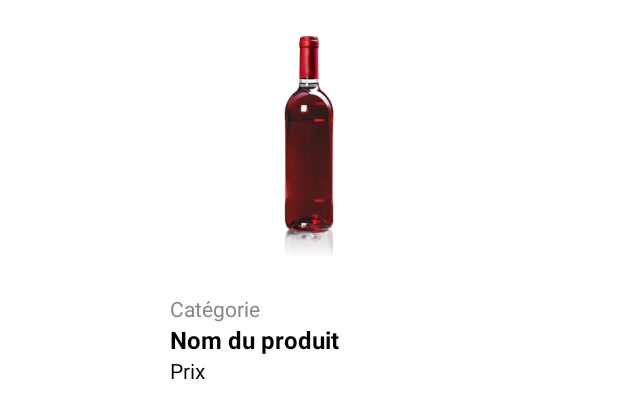
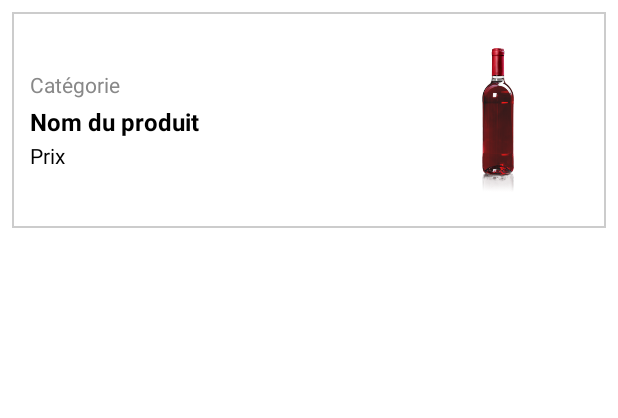
Before and after one commit to k-medko/TCH099-Boozy, an Android app: the layout item_product.xml on its own in the app's theme, with its tools: preview values and no code run, on a phone screen of 412 x 824 dp. Shown: the top 418 px of the screen. Run offline under Robolectric (Android 15) with nearby library versions, the phone set to English and light mode, and no system bars.

Commit message:
app update du matin ☕

```diff
--- a/APP_CLIENT/app/src/main/java/com/example/boozy/ui/shop/ShopDetailActivity.java
+++ b/APP_CLIENT/app/src/main/java/com/example/boozy/ui/shop/ShopDetailActivity.java
@@ -21,7 +21,6 @@ import com.example.boozy.data.api.ApiService;
 import com.example.boozy.data.model.Produit;
 import com.example.boozy.ui.client.ClientHomeActivity;
 import com.example.boozy.ui.client.PaiementActivity;
-import com.example.boozy.utils.GridSpacingItemDecoration;
 import com.google.android.material.bottomnavigation.BottomNavigationView;
 
 import java.util.ArrayList;
@@ -86,8 +85,7 @@ public class ShopDetailActivity extends AppCompatActivity {
     }
 
     private void configureRecyclerViews() {
-        productsRecyclerView.setLayoutManager(new GridLayoutManager(this, 2));
-        productsRecyclerView.addItemDecoration(new GridSpacingItemDecoration(2, 0, true));
+        productsRecyclerView.setLayoutManager(new GridLayoutManager(this, 1));
         productAdapter = new ProductAdapter(produitList);
         productsRecyclerView.setAdapter(productAdapter);
 
--- a/APP_CLIENT/app/src/main/res/layout/item_product.xml
+++ b/APP_CLIENT/app/src/main/res/layout/item_product.xml
@@ -1,30 +1,20 @@
 <LinearLayout
     xmlns:android="http://schemas.android.com/apk/res/android"
-    android:layout_width="185dp"
+    android:layout_width="match_parent"
     android:layout_height="wrap_content"
-    android:orientation="vertical"
+    android:orientation="horizontal"
+    android:background="@drawable/image_border"
+    android:padding="12dp"
     android:layout_margin="8dp"
-    android:gravity="start"
-    android:layout_gravity="center_horizontal">
+    android:gravity="center_vertical">
 
-    <!-- Conteneur de l'image du produit -->
-    <FrameLayout
-        android:layout_width="185dp"
-        android:layout_height="180dp"
-        android:background="@drawable/image_border"
-        android:layout_marginBottom="8dp"
-        android:layout_gravity="center_horizontal">
+    <!-- Colonne de texte à gauche -->
+    <LinearLayout
+        android:layout_width="0dp"
+        android:layout_height="wrap_content"
+        android:layout_weight="1"
+        android:orientation="vertical">
 
-        <ImageView
-            android:id="@+id/productImage"
-            android:layout_width="match_parent"
-            android:layout_height="match_parent"
-            android:scaleType="centerCrop"
-            android:contentDescription="Produit"
-            android:src="@drawable/produit" />
-    </FrameLayout>
-
-    <!-- Détails du produit -->
         <TextView
             android:id="@+id/productCategoryText"
             android:layout_width="wrap_content"
@@ -32,7 +22,7 @@
             android:text="Catégorie"
             android:textColor="#888888"
             android:textSize="14sp"
-        android:gravity="start" />
+            android:layout_marginBottom="4dp" />
 
         <TextView
             android:id="@+id/productNameText"
@@ -42,7 +32,7 @@
             android:textColor="#000000"
             android:textSize="16sp"
             android:textStyle="bold"
-        android:gravity="start" />
+            android:layout_marginBottom="2dp" />
 
         <TextView
             android:id="@+id/productPriceText"
@@ -50,7 +40,17 @@
             android:layout_height="wrap_content"
             android:text="Prix"
             android:textColor="#000000"
-        android:textSize="14sp"
-        android:gravity="start" />
+            android:textSize="14sp" />
+    </LinearLayout>
+
+    <!-- Image à droite -->
+    <ImageView
+        android:id="@+id/productImage"
+        android:layout_width="120dp"
+        android:layout_height="120dp"
+        android:scaleType="fitCenter"
+        android:contentDescription="Produit"
+        android:src="@drawable/produit"
+        android:layout_marginStart="12dp" />
 
 </LinearLayout>
```
Also changed, not shown: APP_CLIENT/app/src/main/java/com/example/boozy/utils/GridSpacingItemDecoration.java (deleted, +0 -40 lines), APP_CLIENT/app/src/main/res/layout/activity_modifier_profil_client.xml (+24 -0 lines), APP_CLIENT/app/src/main/res/layout/item_shop.xml (+15 -10 lines), APP_CLIENT/app/src/main/res/drawable/banner_magasin.png (deleted), 1 other file. Lines whose indentation alone changed are shown as unchanged.
